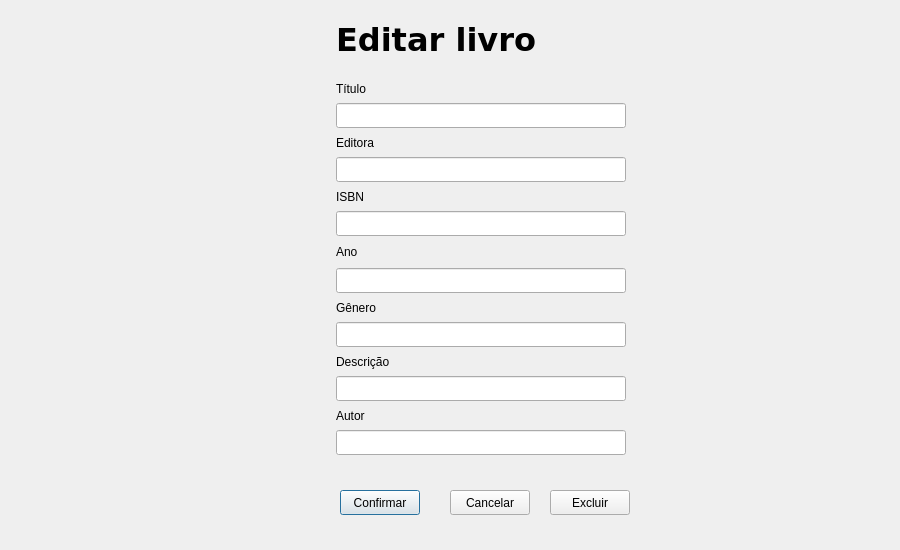
adrianorocha-dev/PiltoverLibrary, file atualizar_livro.ui: the form before one commit.
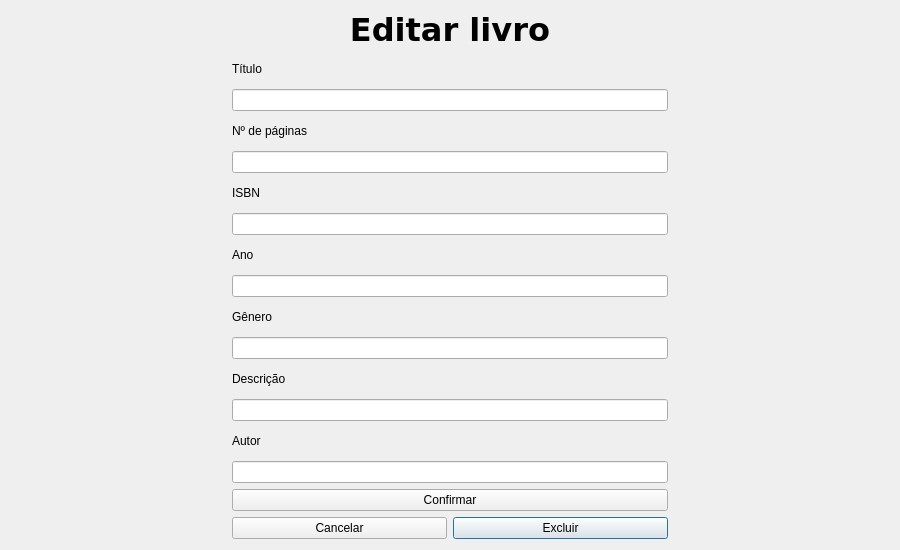
The form after the commit. Icons and pictures are not drawn.

Diff of the .ui file:
```diff
--- a/atualizar_livro.ui
+++ b/atualizar_livro.ui
@@ -13,46 +13,53 @@
   <property name="windowTitle">
    <string>Dialog</string>
   </property>
-  <widget class="QPushButton" name="pushButton_alterar">
-   <property name="geometry">
-    <rect>
-     <x>340</x>
-     <y>490</y>
-     <width>80</width>
-     <height>25</height>
-    </rect>
-   </property>
+  <layout class="QGridLayout" name="gridLayout">
+   <item row="10" column="1" colspan="2">
+    <widget class="QLineEdit" name="lineEdit_Genero"/>
+   </item>
+   <item row="6" column="1" colspan="2">
+    <widget class="QLineEdit" name="lineEdit_ISBN"/>
+   </item>
+   <item row="8" column="1" colspan="2">
+    <widget class="QLineEdit" name="lineEdit_ano"/>
+   </item>
+   <item row="16" column="2">
+    <widget class="QPushButton" name="pushButton_Excluir">
    <property name="text">
-    <string>Confirmar</string>
+      <string>Excluir</string>
    </property>
    <property name="icon">
     <iconset>
-     <normaloff>PiltoverLibrary/Icon/checked.png</normaloff>
-     <normalon>Icon/checked.png</normalon>PiltoverLibrary/Icon/checked.png</iconset>
-   </property>
-  </widget>
-  <widget class="QLineEdit" name="lineEdit_ISBN">
-   <property name="geometry">
-    <rect>
-     <x>336</x>
-     <y>211</y>
-     <width>290</width>
-     <height>25</height>
-    </rect>
-   </property>
-  </widget>
+       <normaloff>PiltoverLibrary/Icon/garbage.png</normaloff>
+       <normalon>Icon/garbage.png</normalon>PiltoverLibrary/Icon/garbage.png</iconset>
+     </property>
+    </widget>
+   </item>
+   <item row="14" column="1" colspan="2">
+    <widget class="QLineEdit" name="lineEdit_autor"/>
+   </item>
+   <item row="12" column="1" colspan="2">
+    <widget class="QLineEdit" name="lineEdit_descricao"/>
+   </item>
+   <item row="13" column="1" colspan="3">
+    <widget class="QLabel" name="label_7">
+     <property name="text">
+      <string>Autor</string>
+     </property>
+    </widget>
+   </item>
+   <item row="11" column="1" colspan="3">
+    <widget class="QLabel" name="label_6">
+     <property name="text">
+      <string>Descrição</string>
+     </property>
+    </widget>
+   </item>
+   <item row="16" column="1">
   <widget class="QPushButton" name="pushButton_cancelar">
    <property name="enabled">
     <bool>true</bool>
    </property>
-   <property name="geometry">
-    <rect>
-     <x>450</x>
-     <y>490</y>
-     <width>80</width>
-     <height>25</height>
-    </rect>
-   </property>
    <property name="sizePolicy">
     <sizepolicy hsizetype="Minimum" vsizetype="Fixed">
      <horstretch>0</horstretch>
@@ -68,187 +75,58 @@
      <normalon>Icon/cancel.png</normalon>PiltoverLibrary/Icon/cancel.png</iconset>
    </property>
   </widget>
-  <widget class="QLabel" name="label_editora">
-   <property name="geometry">
-    <rect>
-     <x>336</x>
-     <y>134</y>
-     <width>290</width>
-     <height>17</height>
-    </rect>
-   </property>
-   <property name="text">
-    <string>Editora</string>
-   </property>
-  </widget>
-  <widget class="QLabel" name="label_7">
-   <property name="geometry">
-    <rect>
-     <x>336</x>
-     <y>407</y>
-     <width>290</width>
-     <height>17</height>
-    </rect>
-   </property>
-   <property name="text">
-    <string>Autor</string>
-   </property>
-  </widget>
-  <widget class="QLineEdit" name="lineEdit_ano">
-   <property name="geometry">
-    <rect>
-     <x>336</x>
-     <y>268</y>
-     <width>290</width>
-     <height>25</height>
-    </rect>
-   </property>
-  </widget>
-  <widget class="QLineEdit" name="lineEdit_titulo">
-   <property name="geometry">
-    <rect>
-     <x>336</x>
-     <y>103</y>
-     <width>290</width>
-     <height>25</height>
-    </rect>
-   </property>
-  </widget>
-  <widget class="QLineEdit" name="lineEdit_editora">
-   <property name="geometry">
-    <rect>
-     <x>336</x>
-     <y>157</y>
-     <width>290</width>
-     <height>25</height>
-    </rect>
-   </property>
-  </widget>
-  <widget class="QLineEdit" name="lineEdit_Genero">
-   <property name="geometry">
-    <rect>
-     <x>336</x>
-     <y>322</y>
-     <width>290</width>
-     <height>25</height>
-    </rect>
-   </property>
-  </widget>
-  <widget class="QLabel" name="label">
-   <property name="geometry">
-    <rect>
-     <x>336</x>
-     <y>21</y>
-     <width>290</width>
-     <height>38</height>
-    </rect>
-   </property>
-   <property name="font">
-    <font>
-     <family>DejaVu Sans</family>
-     <pointsize>24</pointsize>
-     <weight>75</weight>
-     <bold>true</bold>
-    </font>
-   </property>
-   <property name="text">
-    <string>Editar livro</string>
-   </property>
-  </widget>
-  <widget class="QLabel" name="label_5">
-   <property name="geometry">
-    <rect>
-     <x>336</x>
-     <y>299</y>
-     <width>290</width>
-     <height>17</height>
-    </rect>
-   </property>
-   <property name="text">
-    <string>Gênero</string>
-   </property>
-  </widget>
-  <widget class="QLineEdit" name="lineEdit_descricao">
-   <property name="geometry">
-    <rect>
-     <x>336</x>
-     <y>376</y>
-     <width>290</width>
-     <height>25</height>
-    </rect>
-   </property>
-  </widget>
-  <widget class="QLabel" name="label_2">
-   <property name="geometry">
-    <rect>
-     <x>336</x>
-     <y>188</y>
-     <width>290</width>
-     <height>17</height>
-    </rect>
-   </property>
-   <property name="text">
-    <string>ISBN</string>
-   </property>
-  </widget>
-  <widget class="QLineEdit" name="lineEdit_autor">
-   <property name="geometry">
-    <rect>
-     <x>336</x>
-     <y>430</y>
-     <width>290</width>
-     <height>25</height>
-    </rect>
-   </property>
-  </widget>
-  <widget class="QLabel" name="label_titulo">
-   <property name="geometry">
-    <rect>
-     <x>336</x>
-     <y>80</y>
-     <width>290</width>
-     <height>17</height>
-    </rect>
-   </property>
-   <property name="text">
-    <string>Título</string>
-   </property>
-  </widget>
-  <widget class="QLabel" name="label_6">
-   <property name="geometry">
-    <rect>
-     <x>336</x>
-     <y>353</y>
-     <width>290</width>
-     <height>17</height>
-    </rect>
-   </property>
-   <property name="text">
-    <string>Descrição</string>
-   </property>
-  </widget>
+   </item>
+   <item row="6" column="0">
+    <spacer name="horizontalSpacer">
+     <property name="orientation">
+      <enum>Qt::Horizontal</enum>
+     </property>
+     <property name="sizeType">
+      <enum>QSizePolicy::Minimum</enum>
+     </property>
+     <property name="sizeHint" stdset="0">
+      <size>
+       <width>40</width>
+       <height>20</height>
+      </size>
+     </property>
+    </spacer>
+   </item>
+   <item row="6" column="3">
+    <spacer name="horizontalSpacer_2">
+     <property name="orientation">
+      <enum>Qt::Horizontal</enum>
+     </property>
+     <property name="sizeType">
+      <enum>QSizePolicy::Minimum</enum>
+     </property>
+     <property name="sizeHint" stdset="0">
+      <size>
+       <width>40</width>
+       <height>20</height>
+      </size>
+     </property>
+    </spacer>
+   </item>
+   <item row="7" column="1" colspan="3">
   <widget class="QLabel" name="label_4">
-   <property name="geometry">
-    <rect>
-     <x>336</x>
-     <y>242</y>
-     <width>290</width>
-     <height>20</height>
-    </rect>
-   </property>
    <property name="text">
     <string>Ano</string>
    </property>
   </widget>
+   </item>
+   <item row="4" column="1" colspan="2">
+    <widget class="QLineEdit" name="lineEdit_editora"/>
+   </item>
+   <item row="9" column="1" colspan="3">
+    <widget class="QLabel" name="label_5">
+     <property name="text">
+      <string>Gênero</string>
+     </property>
+    </widget>
+   </item>
+   <item row="0" column="0" rowspan="3">
   <widget class="QPushButton" name="pushButton_3">
-   <property name="geometry">
-    <rect>
-     <x>40</x>
-     <y>0</y>
-     <width>290</width>
-     <height>128</height>
-    </rect>
-   </property>
    <property name="styleSheet">
     <string notr="true">QPushButton{
 border: None;
@@ -269,24 +147,62 @@
     </size>
    </property>
   </widget>
-  <widget class="QPushButton" name="pushButton_Excluir">
-   <property name="geometry">
-    <rect>
-     <x>550</x>
-     <y>490</y>
-     <width>80</width>
-     <height>25</height>
-    </rect>
-   </property>
+   </item>
+   <item row="1" column="1" colspan="3">
+    <widget class="QLabel" name="label_titulo">
+     <property name="text">
+      <string>Título</string>
+     </property>
+    </widget>
+   </item>
+   <item row="3" column="1" colspan="3">
+    <widget class="QLabel" name="label_editora">
    <property name="text">
-    <string>Excluir</string>
+      <string>Nº de páginas</string>
+     </property>
+    </widget>
+   </item>
+   <item row="5" column="1" colspan="3">
+    <widget class="QLabel" name="label_2">
+     <property name="text">
+      <string>ISBN</string>
+     </property>
+    </widget>
+   </item>
+   <item row="2" column="1" colspan="2">
+    <widget class="QLineEdit" name="lineEdit_titulo"/>
+   </item>
+   <item row="15" column="1" colspan="2">
+    <widget class="QPushButton" name="pushButton_alterar">
+     <property name="text">
+      <string>Confirmar</string>
    </property>
    <property name="icon">
     <iconset>
-     <normaloff>PiltoverLibrary/Icon/garbage.png</normaloff>
-     <normalon>Icon/garbage.png</normalon>PiltoverLibrary/Icon/garbage.png</iconset>
-   </property>
-  </widget>
+       <normaloff>PiltoverLibrary/Icon/checked.png</normaloff>
+       <normalon>Icon/checked.png</normalon>PiltoverLibrary/Icon/checked.png</iconset>
+     </property>
+    </widget>
+   </item>
+   <item row="0" column="1" colspan="2">
+    <widget class="QLabel" name="label">
+     <property name="font">
+      <font>
+       <family>DejaVu Sans</family>
+       <pointsize>24</pointsize>
+       <weight>75</weight>
+       <bold>true</bold>
+      </font>
+     </property>
+     <property name="text">
+      <string>Editar livro</string>
+     </property>
+     <property name="alignment">
+      <set>Qt::AlignCenter</set>
+     </property>
+    </widget>
+   </item>
+  </layout>
  </widget>
  <resources/>
  <connections/>
```
Lines whose indentation alone changed are shown as unchanged.
